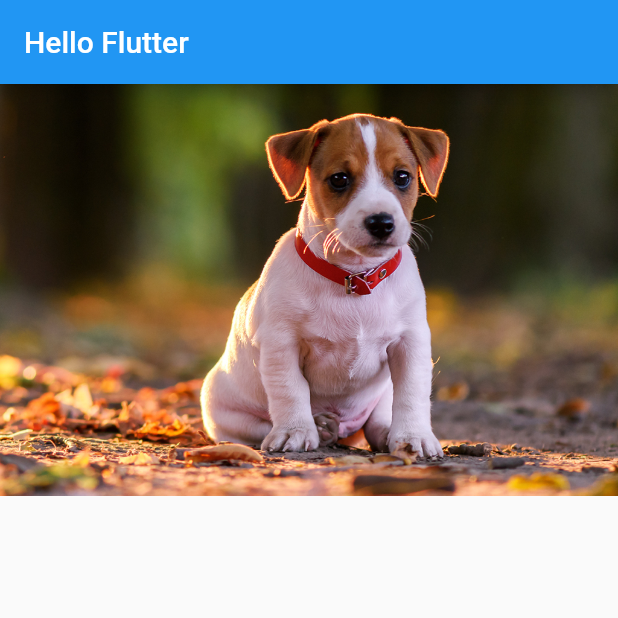
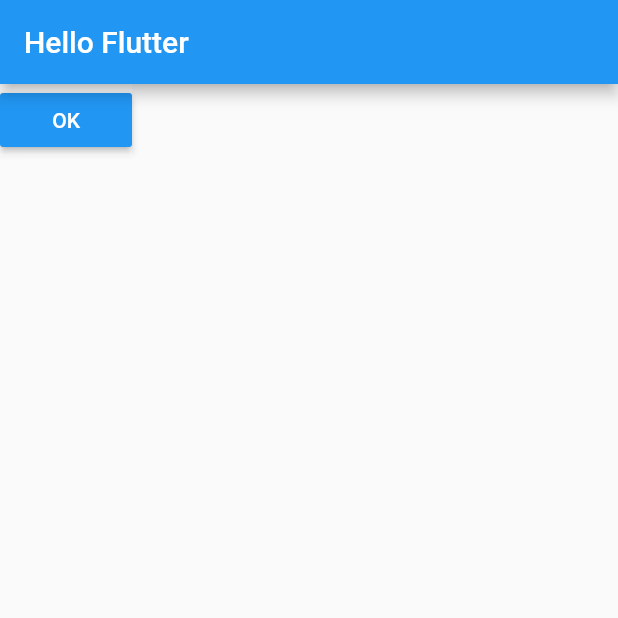
Before and after one commit to davihoffmann/widgets_example, a Flutter app: the screen it shows after launch, on a phone screen of 412 x 824 dp, the top half of it. Run offline on Flutter 3.47's test engine with Material 2 defaults, Android fonts, the phone set to English and light mode, and no system bars.

Commit message:
criado widget botao

```diff
--- a/lib/screens/home_page.dart
+++ b/lib/screens/home_page.dart
@@ -14,10 +14,11 @@ class HomePage extends StatelessWidget {
   _body() {
     return Container(
       color: Colors.white,
-      child: _img(),
+      child: _button(),
     );
   }
 
+  /*
   _text() {
     return Text(
       'Hello World',
@@ -37,4 +38,22 @@ class HomePage extends StatelessWidget {
       "assets/images/dog1.png",
     );
   }
+  */
+
+  _button() {
+    return RaisedButton(
+      color: Colors.blue,
+      child: Text(
+        'OK',
+        style: TextStyle(
+          color: Colors.white
+        ),
+      ),
+      onPressed: () => _onClickOk(),
+    );
+  }
+
+  void _onClickOk() {
+    print('ok');
+  }
 }
```
